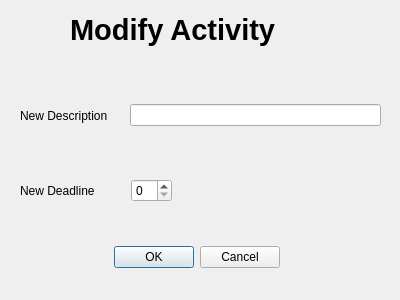
This is src/qt/modifyactivity.ui in dgraziotin/Pomotux as Qt 5 draws it before an edit. The edited form follows.
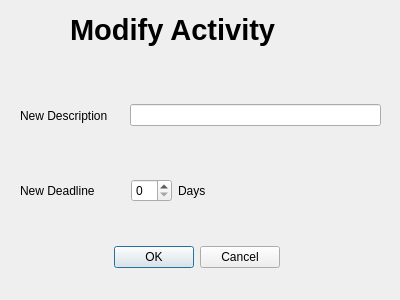
This is the edited form.

What changed in the file:
```diff
--- a/src/qt/modifyactivity.ui
+++ b/src/qt/modifyactivity.ui
@@ -78,6 +78,13 @@
     <item>
      <widget class="QSpinBox" name="mADeadlineSpinBox"/>
     </item>
+    <item>
+     <widget class="QLabel" name="label">
+      <property name="text">
+       <string>Days</string>
+      </property>
+     </widget>
+    </item>
     <item>
      <spacer name="horizontalSpacer">
       <property name="orientation">
```
